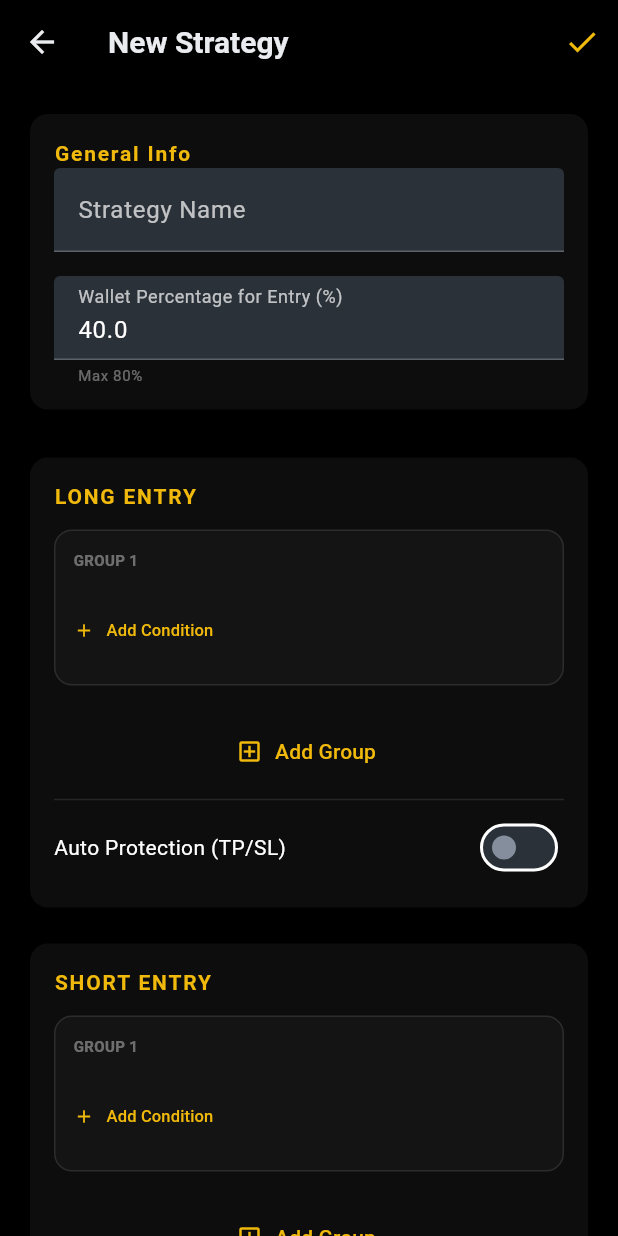
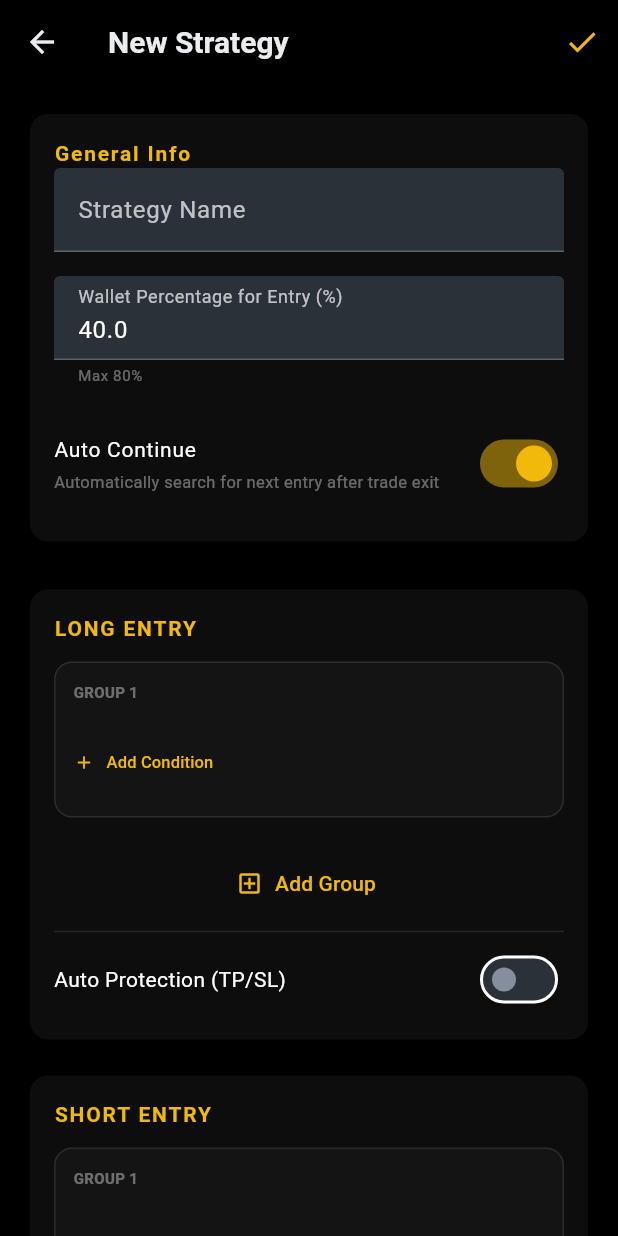
Before and after one commit to fshangala/tradetool, a Flutter app: the StrategyEditView screen opened directly, on a phone screen of 412 x 824 dp. Run offline on Flutter 3.47's test engine with Material 3 defaults, Android fonts, the phone set to English and light mode, and no system bars; our stand-ins replace logger, shared_preferences, wakelock_plus; missing offline and left inert: k_chart_plus; accounts and stored records are empty; network calls fail.

Commit message:
feat: add strategy auto-continue toggle and logic

```diff
--- a/lib/models/strategy.dart
+++ b/lib/models/strategy.dart
@@ -387,6 +387,7 @@ class EvaluationResult {
 class Strategy {
   final String id;
   final String name;
+  final bool autoContinue;
   final double walletPercentage;
   final EntrySettings longEntry;
   final EntrySettings shortEntry;
@@ -397,6 +398,7 @@ class Strategy {
   Strategy({
     required this.id,
     required this.name,
+    this.autoContinue = true,
     this.walletPercentage = 40.0,
     required this.longEntry,
     required this.shortEntry,
@@ -409,6 +411,7 @@ class Strategy {
     return Strategy(
       id: json['id'],
       name: json['name'],
+      autoContinue: json['autoContinue'] ?? true,
       walletPercentage: (json['walletPercentage'] as num?)?.toDouble() ?? 40.0,
       longEntry: EntrySettings.fromJson(json['longEntry']),
       shortEntry: EntrySettings.fromJson(json['shortEntry']),
@@ -424,6 +427,7 @@ class Strategy {
     return {
       'id': id,
       'name': name,
+      'autoContinue': autoContinue,
       'walletPercentage': walletPercentage,
       'longEntry': longEntry.toJson(),
       'shortEntry': shortEntry.toJson(),
@@ -435,6 +439,7 @@ class Strategy {
 
   Strategy copyWith({
     String? name,
+    bool? autoContinue,
     double? walletPercentage,
     EntrySettings? longEntry,
     EntrySettings? shortEntry,
@@ -445,6 +450,7 @@ class Strategy {
     return Strategy(
       id: id,
       name: name ?? this.name,
+      autoContinue: autoContinue ?? this.autoContinue,
       walletPercentage: walletPercentage ?? this.walletPercentage,
       longEntry: longEntry ?? this.longEntry,
       shortEntry: shortEntry ?? this.shortEntry,
--- a/lib/views/strategy_edit_view.dart
+++ b/lib/views/strategy_edit_view.dart
@@ -21,6 +21,7 @@ class _StrategyEditViewState extends State<StrategyEditView> {
   final _formKey = GlobalKey<FormState>();
   late String _id;
   late TextEditingController _nameController;
+  late bool _autoContinue;
   late double _walletPercentage;
 
   // Long Entry Settings
@@ -49,6 +50,7 @@ class _StrategyEditViewState extends State<StrategyEditView> {
     final s = widget.strategy;
     _id = s?.id ?? const Uuid().v4();
     _nameController = TextEditingController(text: s?.name ?? '');
+    _autoContinue = s?.autoContinue ?? true;
     _walletPercentage = s?.walletPercentage ?? 40.0;
 
     // Long Entry
@@ -119,6 +121,7 @@ class _StrategyEditViewState extends State<StrategyEditView> {
       final strategy = Strategy(
         id: _id,
         name: _nameController.text,
+        autoContinue: _autoContinue,
         walletPercentage: _walletPercentage,
         longEntry: EntrySettings(
           groups: _longEntryGroups,
@@ -508,6 +511,21 @@ class _StrategyEditViewState extends State<StrategyEditView> {
                 if (val <= 0 || val > 80) return 'Must be between 1 and 80';
                 return null;
               },
+            ),
+            const SizedBox(height: 16),
+            SwitchListTile(
+              contentPadding: EdgeInsets.zero,
+              title: const Text(
+                'Auto Continue',
+                style: TextStyle(color: Colors.white, fontSize: 14),
+              ),
+              subtitle: const Text(
+                'Automatically search for next entry after trade exit',
+                style: TextStyle(color: Colors.white38, fontSize: 11),
+              ),
+              value: _autoContinue,
+              activeColor: BinanceTheme.yellow,
+              onChanged: (val) => setState(() => _autoContinue = val),
             ),
           ],
         ),
@@ -1044,6 +1062,7 @@ class _StrategyEditViewState extends State<StrategyEditView> {
                               final strategy = Strategy(
                                 id: _id,
                                 name: _nameController.text,
+                                autoContinue: _autoContinue,
                                 walletPercentage: _walletPercentage,
                                 longEntry: EntrySettings(
                                   groups: _longEntryGroups,
```
Also changed, not shown: lib/viewmodels/dashboard_viewmodel.dart (+13 -4 lines), 2 other files.
